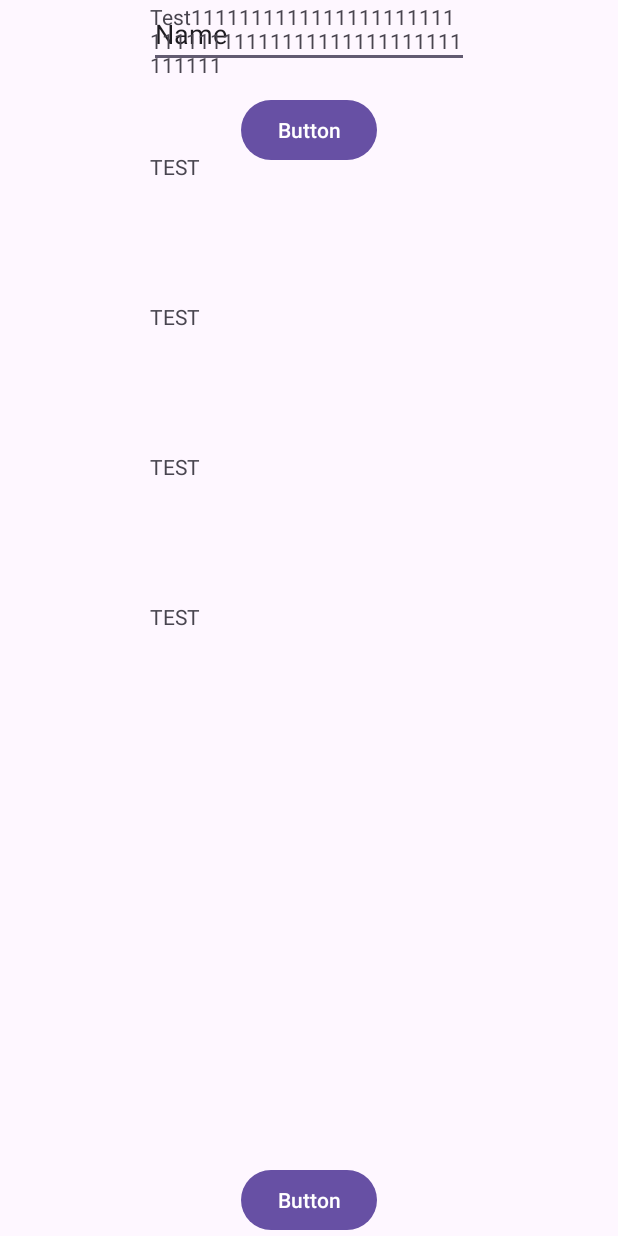
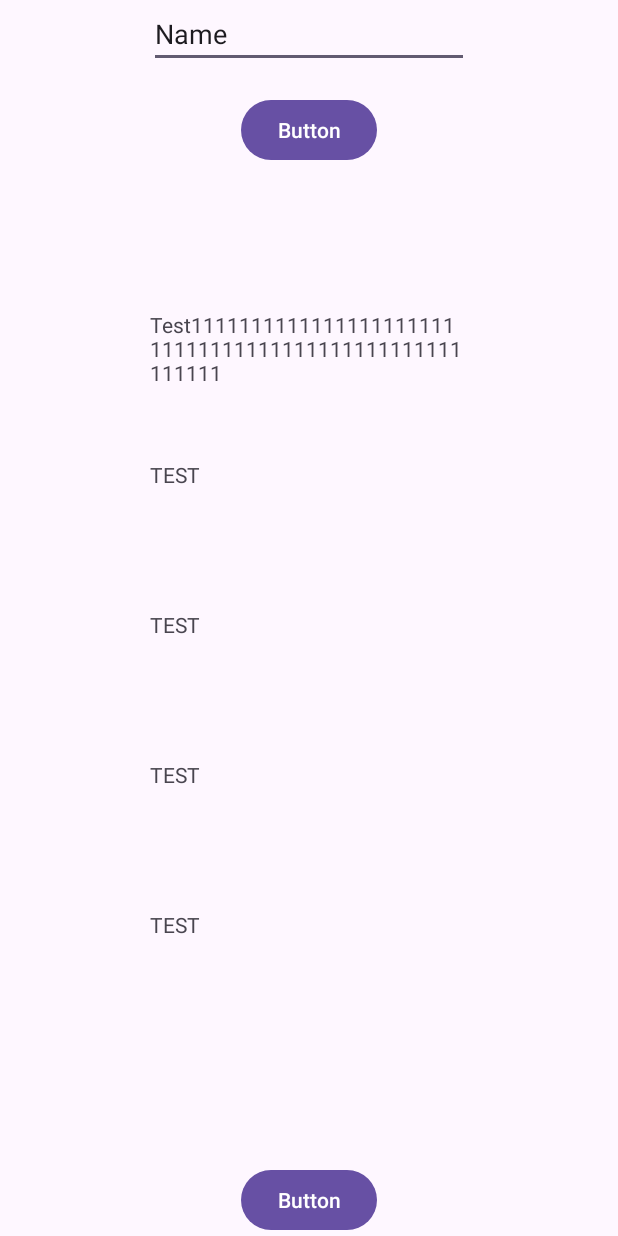
Before and after one commit to vicentenavarro13/PS-G4-RULETA, an Android app: the ModficacionActivity screen opened directly, with no data from a screen before it, on a phone screen of 412 x 824 dp. Run offline under Robolectric (Android 15) with nearby library versions, the phone set to English and light mode, and no system bars.

Commit message:
Hecho un poco más bonito los layouts para que sea algo más vistosa la aplicación y añadida función de salida a botón en ModificacionActivity

```diff
--- a/app/src/main/java/com/example/caprichosa/ModficacionActivity.java
+++ b/app/src/main/java/com/example/caprichosa/ModficacionActivity.java
@@ -4,7 +4,11 @@ import androidx.appcompat.app.AppCompatActivity;
 import androidx.recyclerview.widget.LinearLayoutManager;
 import androidx.recyclerview.widget.RecyclerView;
 
+import android.content.Context;
+import android.content.Intent;
 import android.os.Bundle;
+import android.view.View;
+import android.widget.Button;
 
 public class ModficacionActivity extends AppCompatActivity {
 
@@ -12,6 +16,15 @@ public class ModficacionActivity extends AppCompatActivity {
     protected void onCreate(Bundle savedInstanceState) {
         super.onCreate(savedInstanceState);
         setContentView(R.layout.activity_modficacion);
+        Button exitButton = findViewById(R.id.exitbutton);
+        Context self = this;
+        exitButton.setOnClickListener(new View.OnClickListener() {
+            @Override
+            public void onClick(View view) {
+                Intent intent = new Intent(self, MainActivity.class);
+                startActivity(intent);
+            }
+        });
         RecyclerView recyclerView = findViewById(R.id.recyclerView);
         recyclerView.setLayoutManager(new LinearLayoutManager(this));
         String[] result = {"Test111111111111111111111111111111111111111111111111111111","TEST","TEST","TEST","TEST","TEST","TEST","TEST","TEST","TEST","TEST"};
--- a/app/src/main/res/layout/activity_modficacion.xml
+++ b/app/src/main/res/layout/activity_modficacion.xml
@@ -18,7 +18,7 @@
         app:layout_constraintTop_toTopOf="parent" />
 
     <Button
-        android:id="@+id/button2"
+        android:id="@+id/exitbutton"
         android:layout_width="wrap_content"
         android:layout_height="wrap_content"
         android:text="Button"
@@ -26,31 +26,20 @@
         app:layout_constraintEnd_toEndOf="parent"
         app:layout_constraintStart_toStartOf="parent" />
 
-    <LinearLayout
-        android:id="@+id/linearlayout"
-        android:layout_width="match_parent"
-        android:layout_height="match_parent"
-        android:orientation="vertical"
-        app:layout_constraintBottom_toTopOf="@+id/button2"
-        app:layout_constraintEnd_toEndOf="parent"
-        app:layout_constraintStart_toStartOf="parent"
-        app:layout_constraintTop_toBottomOf="@+id/button3">
-
-        <androidx.recyclerview.widget.RecyclerView
-            android:id="@+id/recyclerView"
-            android:layout_width="409dp"
-            android:layout_height="474dp"
-            android:layout_marginTop="1dp" />
-    </LinearLayout>
+    <androidx.recyclerview.widget.RecyclerView
+        android:id="@+id/recyclerView"
+        android:layout_width="409dp"
+        android:layout_height="474dp"
+        app:layout_constraintBottom_toTopOf="@+id/exitbutton"
+        app:layout_constraintTop_toBottomOf="@+id/button3"
+        tools:layout_editor_absoluteX="1dp" />
 
     <Button
         android:id="@+id/button3"
         android:layout_width="wrap_content"
         android:layout_height="wrap_content"
         android:layout_marginTop="17dp"
-        android:layout_marginBottom="18dp"
         android:text="Button"
-        app:layout_constraintBottom_toTopOf="@+id/recyclerView"
         app:layout_constraintEnd_toEndOf="parent"
         app:layout_constraintStart_toStartOf="parent"
         app:layout_constraintTop_toBottomOf="@+id/editTextText" />
```
Also changed, not shown: app/src/main/res/layout/activity_main.xml (+0 -9 lines), app/src/main/res/layout/activity_title.xml (+3 -4 lines).
